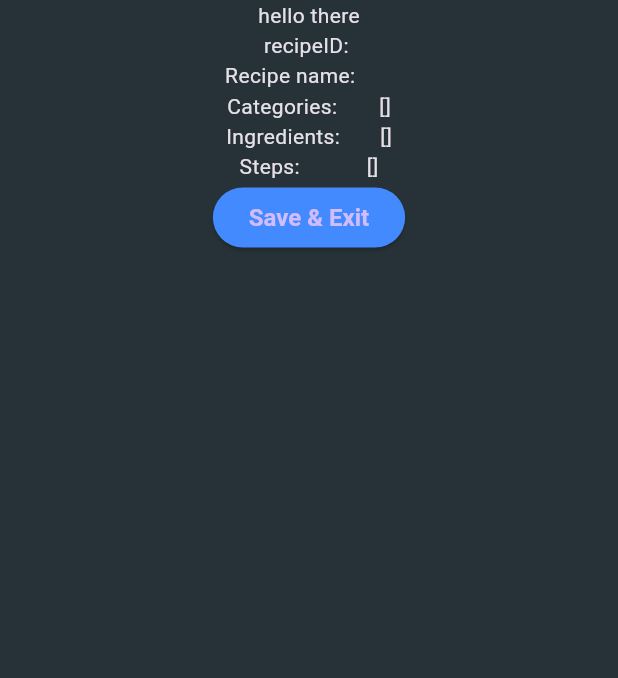
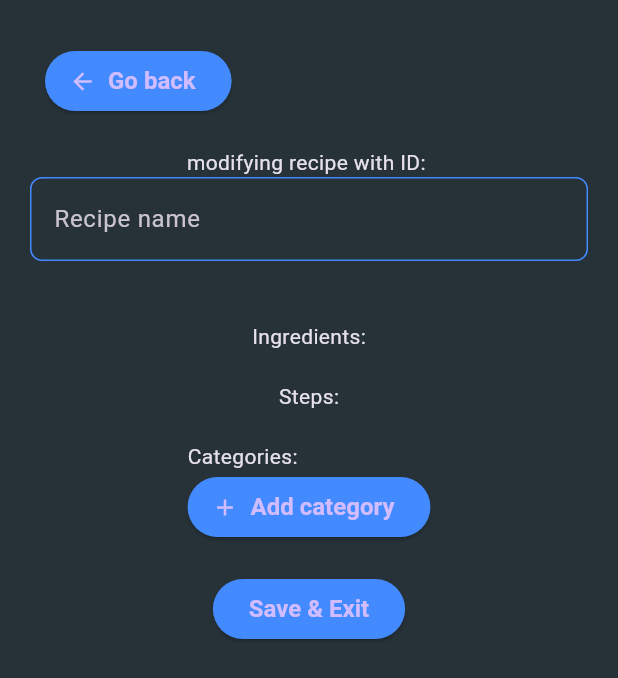
Before and after one commit to lepplaju/recipes_app, a Flutter app: the ModifyingRecipe screen opened directly with empty values, on a phone screen of 412 x 824 dp. Shown: the top 678 px of the screen. Run offline on Flutter 3.47's test engine with Material 3 defaults, Android fonts, the phone set to English and light mode, and no system bars; our stand-ins replace cloud_firestore, email_validator, firebase_auth, firebase_core, flutter_riverpod, go_router and 1 more; accounts and stored records are empty.

Commit message:
recipe modification page UI

```diff
--- a/lib/screens/modifying_recipe_page.dart
+++ b/lib/screens/modifying_recipe_page.dart
@@ -1,8 +1,12 @@
 import 'package:flutter/material.dart';
 import 'package:flutter/widgets.dart';
 import 'package:flutter_riverpod/flutter_riverpod.dart';
+import 'package:go_router/go_router.dart';
+import 'package:recipe_app/models/category.dart';
 import 'package:recipe_app/models/recipe.dart';
+import 'package:recipe_app/providers/category_provider.dart';
 import 'package:recipe_app/providers/recipe_provider.dart';
+import 'package:recipe_app/providers/textFields_provider.dart';
 
 class ModifyingRecipe extends ConsumerStatefulWidget {
   final String recipeId;
@@ -12,65 +16,185 @@ class ModifyingRecipe extends ConsumerStatefulWidget {
 }
 
 class ModifyingRecipeState extends ConsumerState<ModifyingRecipe> {
+  final nameController = TextEditingController();
+  late final List<Widget> ingredientTextfieldWidgets = [];
+  late final List<Widget> stepTextfieldWidgets = [];
+  List<Widget> selectedCategoryWidgets = [];
+  var stepindex = 0;
+  List<String> chosenCategories = [];
+  final categoryDropdownController = TextEditingController();
+  List<DropdownMenuEntry<String>>? notSelectedDropDownItems;
+  List<RecipeCategory> categories = [];
+  var screenWidth = 0.0;
+  var userModifications = true;
+
+  makeTextFields(NewRecipe recipe) {
+    if (userModifications = false) {
+      return;
+    }
+    ingredientTextfieldWidgets.clear();
+    for (var ingredient in recipe.ingredients) {
+      var dynamicTextFieldController = TextEditingController();
+      dynamicTextFieldController.text = ingredient;
+      ingredientTextfieldWidgets.add(Container(
+          margin: EdgeInsets.symmetric(vertical: 5),
+          child: Row(children: [
+            Expanded(
+                child: TextField(
+                    controller: dynamicTextFieldController,
+                    decoration: const InputDecoration(
+                      border: OutlineInputBorder(),
+                      labelText: 'Ingredient',
+                    ))),
+            Container(
+                padding: const EdgeInsets.only(left: 5),
+                child: Icon(Icons.delete_forever))
+          ])));
+    }
+    stepTextfieldWidgets.clear();
+    for (var step in recipe.steps) {
+      stepindex += 1;
+      var dynamicTextFieldController = TextEditingController();
+      dynamicTextFieldController.text = step;
+      stepTextfieldWidgets.add(Container(
+          margin: EdgeInsets.symmetric(vertical: 5),
+          child: Row(children: [
+            Expanded(
+                child: TextField(
+                    controller: dynamicTextFieldController,
+                    decoration: InputDecoration(
+                      border: OutlineInputBorder(),
+                      labelText: "$stepindex. step",
+                    ))),
+            Container(
+                padding: const EdgeInsets.only(left: 5),
+                child: Icon(Icons.delete_forever))
+          ])));
+    }
+    userModifications = false;
+  }
+
+  makeCategories(NewRecipe recipe) {
+    selectedCategoryWidgets = recipe.categories
+        .map((e) => Row(children: [
+              Container(
+                  padding: const EdgeInsets.only(right: 5),
+                  child: Icon(Icons.delete_forever)),
+              Text(e),
+            ]))
+        .toList();
+
+    notSelectedDropDownItems = categories
+        .where((category) => !chosenCategories.contains(category.name))
+        .toList()
+        .map((e) => DropdownMenuEntry(value: e.name, label: e.name))
+        .toList();
+  }
+
   @override
   Widget build(BuildContext context) {
+    categories = ref.watch(categoryProvider);
     var recipeId = widget.recipeId;
-    var screenWidth = MediaQuery.of(context).size.width;
+    screenWidth = MediaQuery.of(context).size.width;
     return Scaffold(
-        body: Center(
+        body: SingleChildScrollView(
+            child: Center(
                 child: Column(children: [
-      Text("hello there"),
-      Text("recipeID: $recipeId"),
+      Container(
+        margin: EdgeInsets.only(left: 30, top: 30),
+        alignment: Alignment.bottomLeft,
+        child: ElevatedButton.icon(
+            icon: Icon(Icons.arrow_back),
+            onPressed: () {
+              context.go("/");
+            },
+            label: const Text("Go back")),
+      ),
+      Center(
+          child: Container(
+              width: screenWidth > 800 ? screenWidth / 2 : screenWidth,
+              margin: const EdgeInsets.all(20),
+              child: Column(
+                  crossAxisAlignment: CrossAxisAlignment.center,
+                  mainAxisAlignment: MainAxisAlignment.start,
+                  children: [
+                    Text("modifying recipe with ID: $recipeId"),
                     FutureBuilder(
-          future: ref.watch(recipeProvider.notifier).getRecipeById(recipeId),
-          builder: (BuildContext context, AsyncSnapshot<NewRecipe?> snapshot) {
-            if (snapshot.connectionState == ConnectionState.waiting) {
+                        future: ref
+                            .watch(recipeProvider.notifier)
+                            .getRecipeById(recipeId),
+                        builder: (BuildContext context,
+                            AsyncSnapshot<NewRecipe?> snapshot) {
+                          if (snapshot.connectionState ==
+                              ConnectionState.waiting) {
                             return CircularProgressIndicator();
                           } else if (snapshot.hasError) {
-              return Text('Error: ${snapshot.error}');
+                            return Text(
+                                'Error With id $recipeId : ${snapshot.error}');
                           } else {
-              return Center(
-                  child: Container(
-                      width: screenWidth / 3,
-                      child: Column(
+                            final recipe = snapshot.data!;
+                            nameController.text = recipe.name;
+                            makeTextFields(recipe);
+                            makeCategories(recipe);
+                            return Column(
                                 mainAxisAlignment: MainAxisAlignment.center,
                                 children: [
-                            Row(
-                                mainAxisAlignment:
-                                    MainAxisAlignment.spaceAround,
-                                children: [
-                                  Text("Recipe name:"),
-                                  Text("${snapshot.data!.name}")
-                                ]),
-                            Row(
-                                mainAxisAlignment:
-                                    MainAxisAlignment.spaceAround,
+                                  TextField(
+                                      controller: nameController,
+                                      decoration: const InputDecoration(
+                                        border: OutlineInputBorder(),
+                                        labelText: 'Recipe name',
+                                      )),
+                                  SizedBox(
+                                    height: 20,
+                                  ),
+
+                                  SizedBox(
+                                    height: 20,
+                                  ),
+                                  Text("Ingredients:"),
+                                  // TextField(
+                                  //     controller: nameController,
+                                  //     decoration: const InputDecoration(
+                                  //       border: OutlineInputBorder(),
+                                  //       labelText: 'Ingredients',
+                                  //     )),
+                                  ...ingredientTextfieldWidgets,
+                                  SizedBox(
+                                    height: 20,
+                                  ),
+                                  Text("Steps:"),
+                                  ...stepTextfieldWidgets,
+                                  SizedBox(
+                                    height: 20,
+                                  ),
+
+                                  Column(
+                                      crossAxisAlignment:
+                                          CrossAxisAlignment.start,
                                       children: [
                                         Text("Categories:"),
-                                  Text("${snapshot.data!.categories}"),
+                                        ...selectedCategoryWidgets,
+                                        ElevatedButton.icon(
+                                          onPressed: () {
+                                            print("hello");
+                                          },
+                                          icon: Icon(Icons.add),
+                                          label: Text("Add category"),
+                                        )
                                       ]),
-                            Row(
-                                mainAxisAlignment:
-                                    MainAxisAlignment.spaceAround,
-                                children: [
-                                  Text("Ingredients:"),
-                                  Text("${snapshot.data!.ingredients}"),
-                                ]),
-                            Row(
-                                mainAxisAlignment:
-                                    MainAxisAlignment.spaceAround,
-                                children: [
-                                  Text("Steps:"),
-                                  Text("${snapshot.data!.steps}"),
-                                ]),
+                                  SizedBox(
+                                    height: 20,
+                                  ),
                                   ElevatedButton(
                                       onPressed: () {
                                         print("todo saving");
                                       },
                                       child: Text("Save & Exit"))
-                          ])));
+                                ]);
                           }
                         }),
-    ])));
+                  ])))
+    ]))));
   }
 }
--- a/lib/screens/new_recipe_page.dart
+++ b/lib/screens/new_recipe_page.dart
@@ -85,18 +85,18 @@ class RecipePageState extends ConsumerState<RecipePageSW> {
     //         ));
 
     // Outdated: does not support multiple steps
-    addRecipe(String name, String category, String ingredients, String steps) {
-      var userId = ref.watch(userProvider).value!.uid;
-      var mockId = idGenerator();
-      var newRecipe = NewRecipe(
-          userId: userId,
-          id: mockId,
-          name: name,
-          categories: [category],
-          ingredients: [ingredients],
-          steps: [steps]);
-      ref.watch(recipeProvider.notifier).addRecipe(newRecipe);
-    }
+    // addRecipe(String name, String category, String ingredients, String steps) {
+    //   var userId = ref.watch(userProvider).value!.uid;
+    //   var mockId = idGenerator();
+    //   var newRecipe = NewRecipe(
+    //       userId: userId,
+    //       id: mockId,
+    //       name: name,
+    //       categories: [category],
+    //       ingredients: [ingredients],
+    //       steps: [steps]);
+    //   ref.watch(recipeProvider.notifier).addRecipe(newRecipe);
+    // }
 
     addNewRecipe() {
       var name = recipeNameController.value.text;
@@ -145,7 +145,7 @@ class RecipePageState extends ConsumerState<RecipePageSW> {
                   crossAxisAlignment: CrossAxisAlignment.center,
                   mainAxisAlignment: MainAxisAlignment.start,
                   children: [
-                    const Text('Add a new recipe'),
+                    const Text('Adding a new recipe'),
                     Container(
                       margin: const EdgeInsets.all(20),
                       child: TextField(
```
Lines whose indentation alone changed are shown as unchanged.
